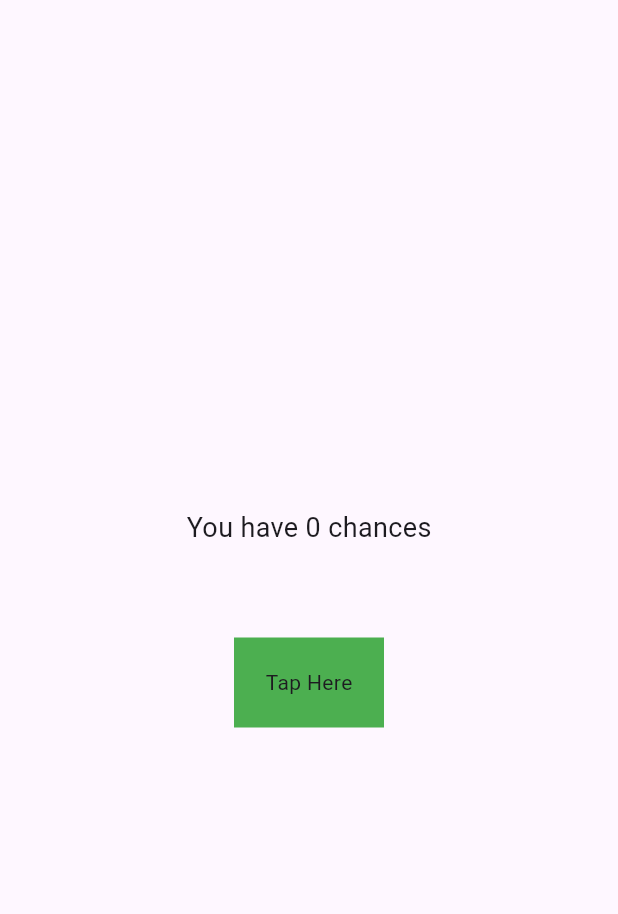
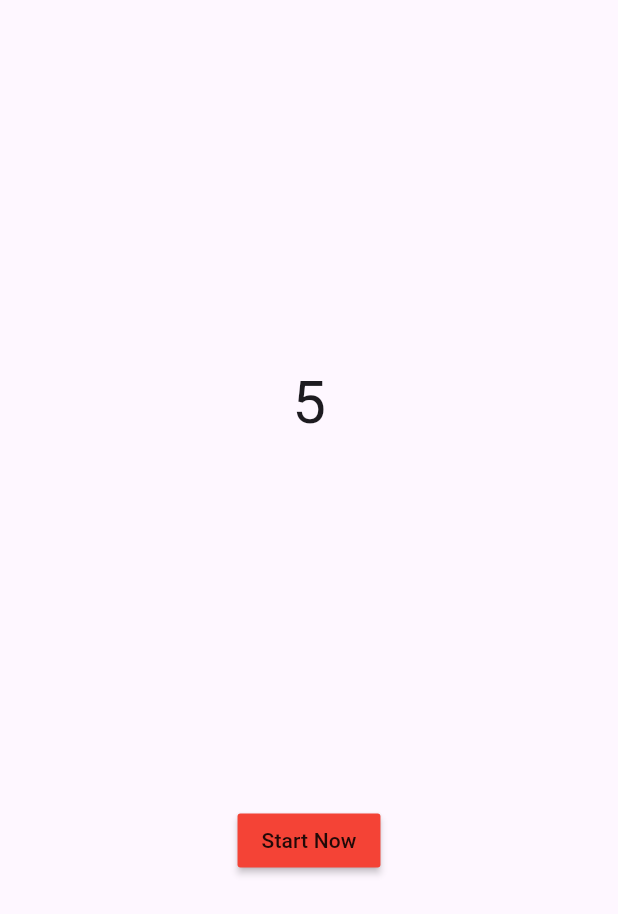
Before and after one commit to Mindsetter/flutter_widgets, a Flutter app: the screen it shows after launch, on a phone screen of 412 x 824 dp. Shown: the top 914 px of the screen. Run offline on Flutter 3.47's test engine with Material 3 defaults, Android fonts, the phone set to English and light mode, and no system bars.

Commit message:
add timer

```diff
--- a/lib/main.dart
+++ b/lib/main.dart
@@ -1,4 +1,5 @@
 import 'package:flutter/material.dart';
+import 'package:flutter_widgets/screen/timer.dart';
 import 'package:flutter_widgets/widget/cus_gesturedetector.dart';
 
 void main() {
@@ -14,7 +15,7 @@ class MyApp extends StatelessWidget {
     return const MaterialApp(
       debugShowCheckedModeBanner: false,
       title: 'Widget Day',
-      home: CusGesDector(),
+      home: TimerScreen(),
     );
   }
 }
--- /dev/null
+++ b/lib/screen/timer.dart
@@ -0,0 +1,47 @@
+import 'dart:async';
+
+import 'package:flutter/material.dart';
+
+class TimerScreen extends StatefulWidget {
+  const TimerScreen({super.key});
+
+  @override
+  State<TimerScreen> createState() => _TimerScreenState();
+}
+
+class _TimerScreenState extends State<TimerScreen> {
+  int timeLeft = 5;
+  void timerStart() {
+    Timer.periodic(const Duration(seconds: 1), (timer) {
+      setState(() {
+        if (timeLeft > 0) {
+          timeLeft--;
+        } else {
+          timer.cancel();
+        }
+      });
+    });
+  }
+
+  @override
+  Widget build(BuildContext context) {
+    return Scaffold(
+      body: Center(
+        child: Column(
+          mainAxisAlignment: MainAxisAlignment.spaceEvenly,
+          children: [
+            Text(
+              timeLeft == 0 ? 'Done' : timeLeft.toString(),
+              style: const TextStyle(fontSize: 40),
+            ),
+            MaterialButton(
+              color: Colors.red,
+              onPressed: timerStart,
+              child: const Text('Start Now'),
+            )
+          ],
+        ),
+      ),
+    );
+  }
+}
```
